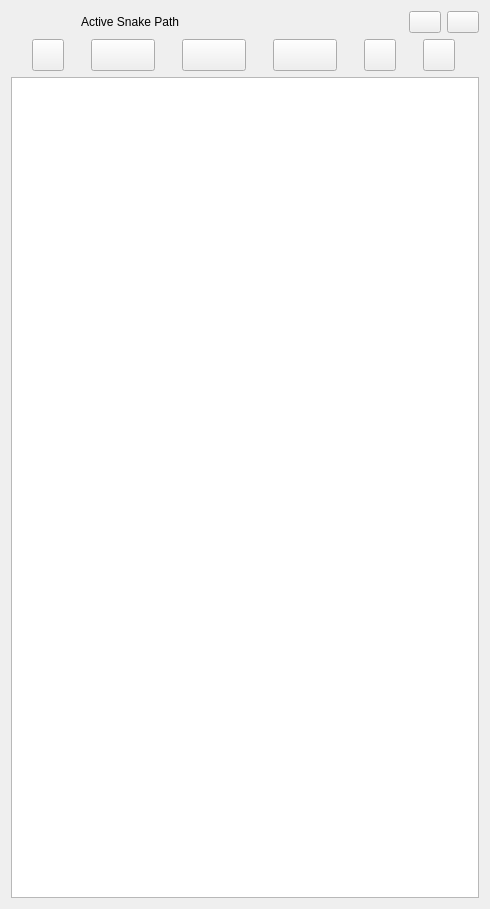
Above: Modules/Loadable/PathPlan/Resources/UI/qSRPlanPathPlanModule.ui from zoulianmp/SRPlan4Snake before the change. Below: the same form after it.
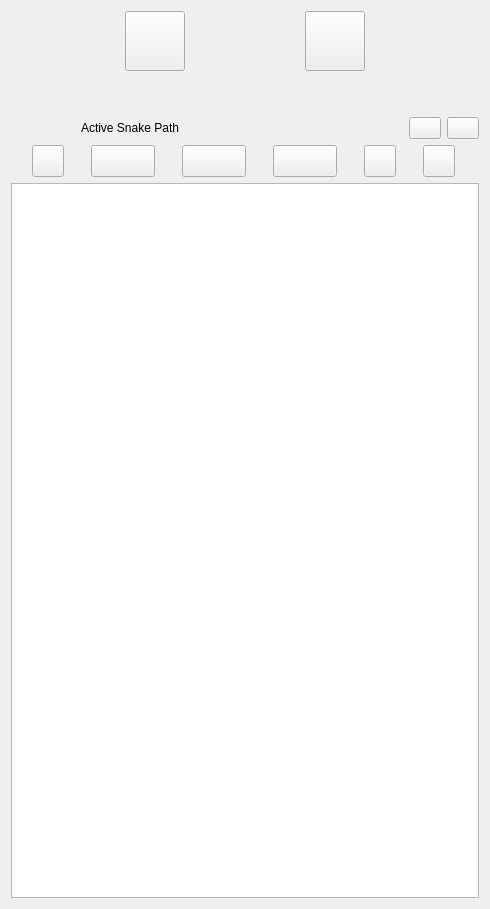
That is the form after the change. Icons and pictures are not drawn. Custom widgets are drawn as their Qt base class.

Commit message: Add DoseCalculate and Tracing Buttons

Diff of the .ui file:
```diff
--- a/Modules/Loadable/PathPlan/Resources/UI/qSRPlanPathPlanModule.ui
+++ b/Modules/Loadable/PathPlan/Resources/UI/qSRPlanPathPlanModule.ui
@@ -21,7 +21,127 @@
   </property>
   <layout class="QVBoxLayout" name="verticalLayout_2">
    <item>
-    <layout class="QHBoxLayout" name="horizontalLayout"/>
+    <layout class="QHBoxLayout" name="horizontalLayout">
+     <item>
+      <spacer name="headSpacer_2">
+       <property name="orientation">
+        <enum>Qt::Horizontal</enum>
+       </property>
+       <property name="sizeHint" stdset="0">
+        <size>
+         <width>40</width>
+         <height>20</height>
+        </size>
+       </property>
+      </spacer>
+     </item>
+     <item>
+      <widget class="QPushButton" name="doseCalculatePushButton">
+       <property name="minimumSize">
+        <size>
+         <width>60</width>
+         <height>60</height>
+        </size>
+       </property>
+       <property name="maximumSize">
+        <size>
+         <width>60</width>
+         <height>60</height>
+        </size>
+       </property>
+       <property name="toolTip">
+        <string>Calculate current snake path dose distribution</string>
+       </property>
+       <property name="text">
+        <string/>
+       </property>
+       <property name="icon">
+        <iconset resource="../qSRPlanPathPlanModule.qrc">
+         <normaloff>:/Icons/DoseCalculate.png</normaloff>:/Icons/DoseCalculate.png</iconset>
+       </property>
+       <property name="iconSize">
+        <size>
+         <width>55</width>
+         <height>55</height>
+        </size>
+       </property>
+      </widget>
+     </item>
+     <item>
+      <spacer name="headSpacer_3">
+       <property name="orientation">
+        <enum>Qt::Horizontal</enum>
+       </property>
+       <property name="sizeHint" stdset="0">
+        <size>
+         <width>40</width>
+         <height>20</height>
+        </size>
+       </property>
+      </spacer>
+     </item>
+     <item>
+      <widget class="QPushButton" name="realTracePushButton">
+       <property name="minimumSize">
+        <size>
+         <width>60</width>
+         <height>60</height>
+        </size>
+       </property>
+       <property name="maximumSize">
+        <size>
+         <width>60</width>
+         <height>60</height>
+        </size>
+       </property>
+       <property name="toolTip">
+        <string>Start real tracing the snake motion along designed path</string>
+       </property>
+       <property name="text">
+        <string/>
+       </property>
+       <property name="icon">
+        <iconset resource="../qSRPlanPathPlanModule.qrc">
+         <normaloff>:/Icons/RealTrace.png</normaloff>:/Icons/RealTrace.png</iconset>
+       </property>
+       <property name="iconSize">
+        <size>
+         <width>55</width>
+         <height>55</height>
+        </size>
+       </property>
+      </widget>
+     </item>
+     <item>
+      <spacer name="headSpacer1">
+       <property name="orientation">
+        <enum>Qt::Horizontal</enum>
+       </property>
+       <property name="sizeHint" stdset="0">
+        <size>
+         <width>40</width>
+         <height>20</height>
+        </size>
+       </property>
+      </spacer>
+     </item>
+    </layout>
+   </item>
+   <item>
+    <spacer name="verticalSpacer">
+     <property name="orientation">
+      <enum>Qt::Vertical</enum>
+     </property>
+     <property name="sizeType">
+      <enum>QSizePolicy::Maximum</enum>
+     </property>
+     <property name="sizeHint" stdset="0">
+      <size>
+       <width>20</width>
+       <height>40</height>
+      </size>
+     </property>
+    </spacer>
    </item>
    <item>
     <layout class="QGridLayout" name="gridLayout_2">
```
Left out of the diff: 160 changed lines with no effect on the pictures. The commit also changes 6 other files.
